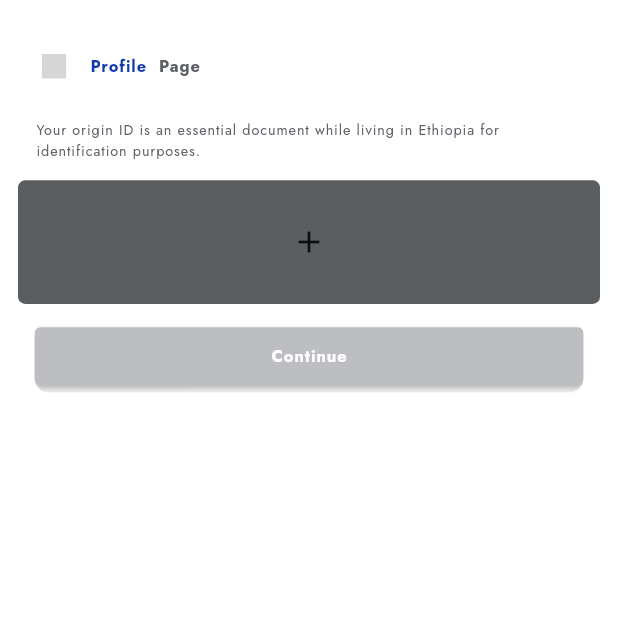
After one commit to binimuse/ics, a Flutter app: the ProfileView screen opened directly, after a tap on "Continue", on a phone screen of 412 x 824 dp, the top half of it. The commit adds this screen. Run offline on Flutter 3.47's test engine with Material 2 defaults, Android fonts, the phone set to English and light mode, and no system bars; our stand-ins replace bot_toast, cached_network_image, carousel_slider, connectivity, connectivity_plus, country_code_picker and 15 more; missing offline and left inert: edge_detection; accounts and stored records are empty; network calls fail; grey boxes are pictures that could not be loaded.

Commit message:
<fix> some bug fixed

```diff
--- a/lib/app/common/forms/text_input_with_builder.dart
+++ b/lib/app/common/forms/text_input_with_builder.dart
@@ -6,6 +6,7 @@ import 'package:ics/app/config/theme/app_colors.dart';
 import 'package:ics/app/config/theme/app_sizes.dart';
 import 'package:ics/app/config/theme/app_text_styles.dart';
 import 'package:ics/gen/assets.gen.dart';
+import 'package:flutter/services.dart';
 
 class TextFormBuilder extends StatefulWidget {
   const TextFormBuilder({
@@ -18,6 +19,8 @@ class TextFormBuilder extends StatefulWidget {
     this.autoFocus,
     this.validator,
     this.focusNode,
+    this.keyboardType,
+    this.inputFormatters,
     required this.showClearButton,
     this.onChanged, // Added onChanged callback
     this.onTap, // Added onChanged callback
@@ -31,6 +34,8 @@ class TextFormBuilder extends StatefulWidget {
   final TextEditingController controller;
   final bool? autoFocus;
   final FocusNode? focusNode;
+  final List<TextInputFormatter>? inputFormatters;
+  final TextInputType? keyboardType;
   final void Function(String)? onChanged; // Callback when the text changes
   final String? Function(String?)? validator;
   final VoidCallback? onTap; // Callback when the text changes
@@ -66,6 +71,9 @@ class _TextInputLoginState extends State<TextFormBuilder> {
       crossAxisAlignment: CrossAxisAlignment.start,
       children: [
         FormBuilderTextField(
+          inputFormatters: widget.inputFormatters,
+
+          keyboardType: widget.keyboardType,
           validator: widget.validator,
           textInputAction: TextInputAction.next,
           cursorColor: AppColors.primary,
--- a/lib/app/modules/new_passport/views/new_passport_view.dart
+++ b/lib/app/modules/new_passport/views/new_passport_view.dart
@@ -8,13 +8,13 @@ import 'package:ics/app/config/theme/app_colors.dart';
 import 'package:ics/app/config/theme/app_sizes.dart';
 import 'package:ics/app/config/theme/app_text_styles.dart';
 import 'package:ics/app/modules/new_passport/data/model/confirmation_model.dart';
+import 'package:ics/app/modules/new_passport/views/widget/profile_view.dart';
 
 import 'package:ics/gen/assets.gen.dart';
 import 'package:sizer/sizer.dart';
 import 'package:flutter_svg/flutter_svg.dart';
 import '../../../common/forms/check_box.dart';
 import '../controllers/new_passport_controller.dart';
-import 'widget/newpassportform.dart';
 
 class NewPassportView extends GetView<NewPassportController> {
   const NewPassportView({Key? key}) : super(key: key);
@@ -59,7 +59,7 @@ class NewPassportView extends GetView<NewPassportController> {
                 ),
                 onPressed: () {
                   if (controller.areAllTermsSelected()) {
-                    Get.to(() => NewPassportForm());
+                    Get.to(() => ProfileView());
                   } else {
                     AppToasts.showError("Error, Please select all terms");
                   }
--- /dev/null
+++ b/lib/app/modules/new_passport/views/widget/profile_view.dart
@@ -0,0 +1,140 @@
+import 'package:flutter/material.dart';
+
+import 'package:get/get.dart';
+import 'package:ics/app/common/app_icon_button.dart';
+import 'package:ics/app/common/button/custom_normal_button.dart';
+import 'package:ics/app/config/theme/app_colors.dart';
+import 'package:ics/app/config/theme/app_sizes.dart';
+import 'package:ics/app/config/theme/app_text_styles.dart';
+import 'package:ics/app/modules/new_passport/views/widget/newpassportform.dart';
+
+import 'package:ics/gen/assets.gen.dart';
+import 'package:sizer/sizer.dart';
+
+import '../../controllers/new_passport_controller.dart';
+
+class ProfileView extends GetView<NewPassportController> {
+  const ProfileView({Key? key}) : super(key: key);
+  Widget build(BuildContext context) {
+    return Scaffold(
+      backgroundColor: AppColors.whiteOff,
+      body: Padding(
+        padding: const EdgeInsets.all(12.0),
+        child: ListView(
+          children: [
+            SizedBox(
+              height: 1.h,
+            ),
+            buildName(context),
+            buildOrgin(context),
+            SquareButton(
+              icon: Icons.add,
+              onPressed: () {
+                // Handle button press here
+              },
+            ),
+            buildActionButtons(),
+          ],
+        ),
+      ),
+    );
+  }
+
+  buildOrgin(BuildContext context) {
+    return Padding(
+      padding: const EdgeInsets.all(12.0),
+      child: Column(
+        mainAxisAlignment: MainAxisAlignment.start,
+        crossAxisAlignment: CrossAxisAlignment.start,
+        children: [
+          SizedBox(
+            width: 80.w,
+            child: Text(
+              'Your origin ID is an essential document while living in Ethiopia for identification purposes.',
+              style: AppTextStyles.captionRegular.copyWith(
+                  fontSize: AppSizes.font_14, color: AppColors.grayDark),
+              maxLines: 4,
+              overflow: TextOverflow.ellipsis,
+            ),
+          ),
+        ],
+      ),
+    );
+  }
+
+  buildActionButtons() {
+    return Padding(
+      padding: EdgeInsets.all(8.sp),
+      child: Column(
+        children: [
+          Obx(() => CustomNormalButton(
+                text: 'Continue',
+                textStyle: AppTextStyles.bodyLargeBold.copyWith(
+                  color: AppColors.whiteOff,
+                ),
+                textcolor: AppColors.whiteOff,
+                buttoncolor: controller.areAllTermsSelected()
+                    ? AppColors.primary
+                    : AppColors.grayLight,
+                borderRadius: AppSizes.radius_8,
+                padding: EdgeInsets.symmetric(
+                  vertical: AppSizes.mp_v_2,
+                  horizontal: AppSizes.mp_w_6,
+                ),
+                onPressed: () {
+                  Get.to(() => NewPassportForm());
+                },
+              )),
+        ],
+      ),
+    );
+  }
+
+  buildName(BuildContext context) {
+    return Row(
+      children: [
+        AppSvgButton(
+          imagePath: Assets.icons.arrowleft,
+          onPressed: () {
+            Get.back();
+          },
+          size: AppSizes.icon_size_8 * 0.7,
+        ),
+        Text(
+          'Profile ',
+          style: AppTextStyles.bodyLargeBold
+              .copyWith(fontSize: AppSizes.font_16, color: AppColors.primary),
+        ),
+        SizedBox(
+          width: 1.w,
+        ),
+        Text(
+          'Page',
+          style: AppTextStyles.bodyLargeBold
+              .copyWith(fontSize: AppSizes.font_16, color: AppColors.grayDark),
+        ),
+      ],
+    );
+  }
+}
+
+class SquareButton extends StatelessWidget {
+  final IconData icon;
+  final VoidCallback onPressed;
+
+  SquareButton({required this.icon, required this.onPressed});
+
+  @override
+  Widget build(BuildContext context) {
+    return Container(
+      decoration: BoxDecoration(
+        color: AppColors.toastMessageBackground,
+        borderRadius: BorderRadius.circular(AppSizes.radius_4),
+      ),
+
+      width: 20.w, // Set the desired width of the button
+      height: 20.w, // Set the desired height of the button
+      child: Icon(icon),
+    );
+  }
+}
--- a/lib/app/modules/new_passport/views/widget/steps/step_one.dart
+++ b/lib/app/modules/new_passport/views/widget/steps/step_one.dart
@@ -1,5 +1,4 @@
 import 'package:flutter/material.dart';
-import 'package:flutter_form_builder/flutter_form_builder.dart';
 import 'package:get/get.dart';
 import 'package:ics/app/common/forms/reusableDropdown.dart';
 import 'package:ics/app/common/forms/text_input_with_builder.dart';
@@ -11,6 +10,7 @@ import 'package:sizer/sizer.dart';
 import 'package:form_validator/form_validator.dart';
 import '../../../../../config/theme/app_sizes.dart';
 import 'package:intl/intl.dart';
+import 'package:flutter/services.dart';
 
 class Step1 extends StatelessWidget {
   final NewPassportController controller = Get.find<NewPassportController>();
@@ -52,6 +52,9 @@ class Step1 extends StatelessWidget {
               ValidationBuilder().required('First name is required').build(),
           labelText: "First name",
           controller: controller.firstNameController,
+          inputFormatters: [
+            FilteringTextInputFormatter.deny(RegExp(r"\s")),
+          ],
           hint: 'First name',
           showClearButton: false,
           autoFocus: false,
@@ -116,7 +119,7 @@ class Step1 extends StatelessWidget {
           validator:
               ValidationBuilder().required('birth Country is required').build(),
           labelText: controller.birthCountryvalue.value.isEmpty
-              ? 'birth Country'
+              ? 'Birth Country'
               : controller.birthCountryvalue.value,
           items: controller.bcountries.map((String value) {
             return DropdownMenuItem<String>(
--- a/lib/app/modules/new_passport/views/widget/steps/step_three.dart
+++ b/lib/app/modules/new_passport/views/widget/steps/step_three.dart
@@ -7,7 +7,7 @@ import 'package:ics/app/config/theme/app_colors.dart';
 import 'package:ics/app/config/theme/app_text_styles.dart';
 import 'package:ics/app/modules/new_passport/controllers/new_passport_controller.dart';
 import 'package:sizer/sizer.dart';
-
+import 'package:flutter/services.dart';
 import '../../../../../config/theme/app_sizes.dart';
 
 class Step3 extends StatelessWidget {
@@ -87,6 +87,10 @@ class Step3 extends StatelessWidget {
               ValidationBuilder().required('Phone number is required').build(),
           hint: 'Phone number',
           labelText: 'Phone number',
+          keyboardType: TextInputType.phone,
+          inputFormatters: [
+            FilteringTextInputFormatter.deny(RegExp(r"\s")),
+          ],
           showClearButton: false,
           autoFocus: false,
           onChanged: (value) {},
--- a/lib/app/modules/new_passport/views/widget/steps/step_two.dart
+++ b/lib/app/modules/new_passport/views/widget/steps/step_two.dart
@@ -7,7 +7,7 @@ import 'package:ics/app/config/theme/app_colors.dart';
 import 'package:ics/app/config/theme/app_text_styles.dart';
 import 'package:ics/app/modules/new_passport/controllers/new_passport_controller.dart';
 import 'package:sizer/sizer.dart';
-
+import 'package:flutter/services.dart';
 import '../../../../../config/theme/app_sizes.dart';
 
 class Step2 extends StatelessWidget {
@@ -138,8 +138,12 @@ class Step2 extends StatelessWidget {
           height: 2.h,
         ),
         TextFormBuilder(
+          inputFormatters: [
+            FilteringTextInputFormatter.allow(RegExp(r'^[ሀ-፿]+$')),
+          ],
           controller: controller.height,
           hint: 'Height(cm)',
+          keyboardType: TextInputType.name,
           labelText: 'Height(cm)',
           validator: ValidationBuilder().required('Height is required').build(),
           showClearButton: false,
```
